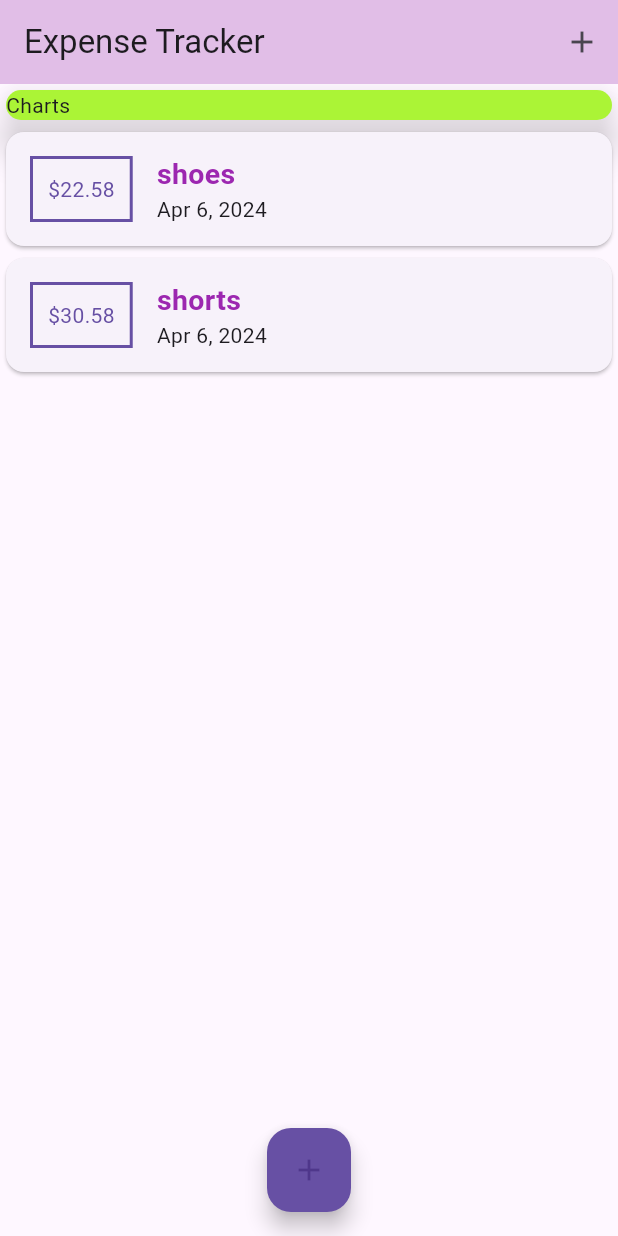
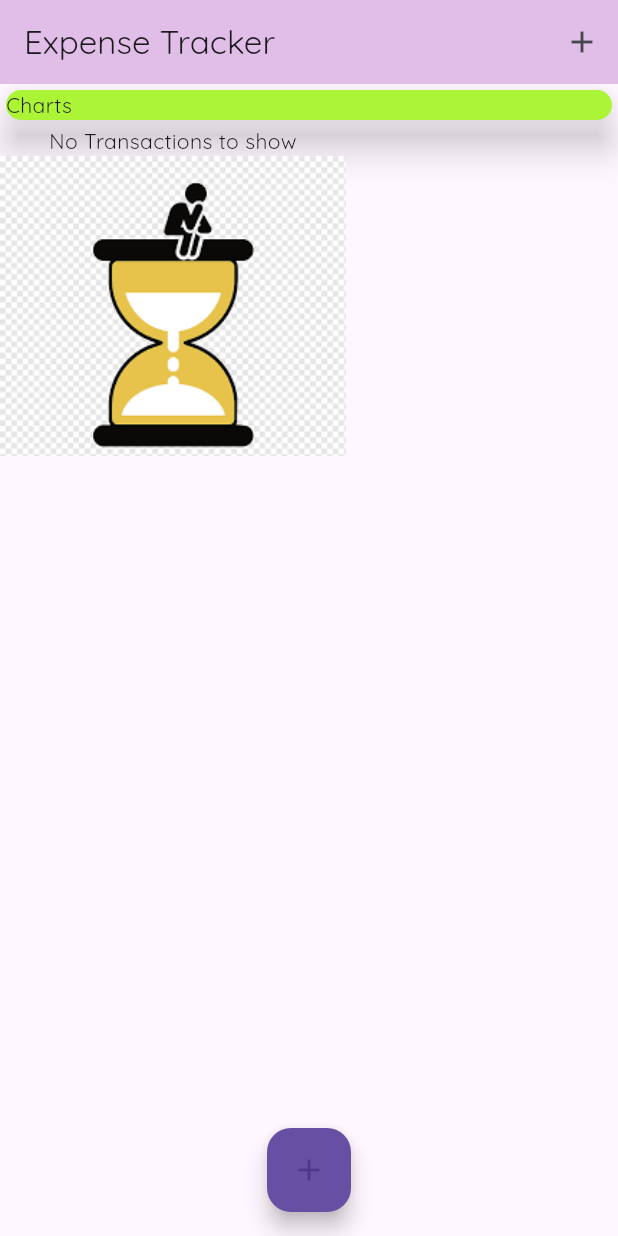
Before and after one commit to Abelmalu/expense-tracker-app, a Flutter app: the screen it shows after launch, on a phone screen of 412 x 824 dp. Run offline on Flutter 3.47's test engine with Material 3 defaults, Android fonts, the light colour scheme and no system bars.

```diff
--- a/lib/main.dart
+++ b/lib/main.dart
@@ -16,6 +16,7 @@
       title: 'Expense Tracker',
       theme: ThemeData(
         primarySwatch: Colors.purple,
+        fontFamily: 'Quicksand',
       ),
       home: MyHomePage(),
     );
@@ -29,9 +30,10 @@
 
 class _MyHomePageState extends State<MyHomePage> {
   final List<Transaction> _userTranactions = [
-    Transaction(id: 't1', title: 'shoes', amount: 22.58, date: DateTime.now()),
-    Transaction(id: 't2', title: 'shorts', amount: 30.58, date: DateTime.now()),
+    // Transaction(id: 't1', title: 'shoes', amount: 22.58, date: DateTime.now()),
+    // Transaction(id: 't2', title: 'shorts', amount: 30.58, date: DateTime.now()),
   ];
+
 
   void _addNewtx(String title, double amount) {
     print('come on');
--- a/lib/widgets/transaction_list.dart
+++ b/lib/widgets/transaction_list.dart
@@ -11,7 +11,18 @@
   Widget build(BuildContext context) {
     return Container(
       height: 300,
-      child: ListView(
+      child: transactions.isEmpty
+          ? Column(
+              children: [
+                Text(
+                  "No Transactions to show",
+                ),
+                Container(
+                  height:200,
+                  child: Image.asset('assets/images/download.png',fit: BoxFit.cover)),
+              ],
+            )
+          : ListView(
               children: [
                 ...transactions.map((tx) {
                   return Card(
@@ -27,7 +38,8 @@
                             ),
                             padding: EdgeInsets.all(10),
                             child: Text('\$${tx.amount.toStringAsFixed(2)}',
-                          style: TextStyle(color: Theme.of(context).primaryColor))),
+                                style: TextStyle(
+                                    color: Theme.of(context).primaryColor))),
                         Column(
                           crossAxisAlignment: CrossAxisAlignment.start,
                           children: [
```
Also changed, not shown: lib/widgets/chart.dart (added, +40 -0 lines), pubspec.yaml (+14 -14 lines), assets/fonts/OpenSans_Condensed-Bold.ttf (added), assets/fonts/OpenSans_Condensed-Regular.ttf (added), assets/fonts/Quicksand-Bold.ttf (added), assets/fonts/Quicksand-Light.ttf (added), assets/fonts/Quicksand-Medium.ttf (added), assets/fonts/Quicksand-Regular.ttf (added), assets/images/download.png (added). Lines whose indentation alone changed are shown as unchanged.
